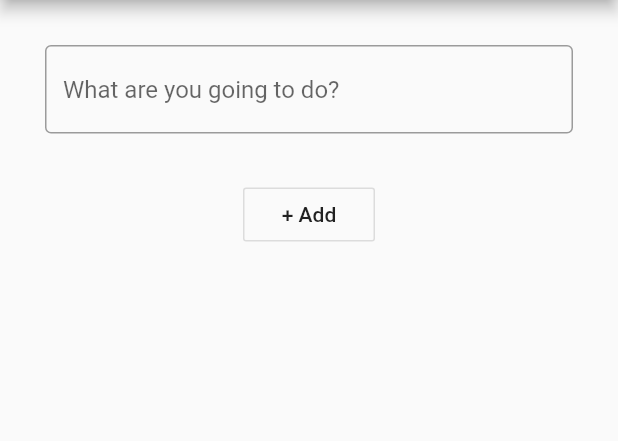
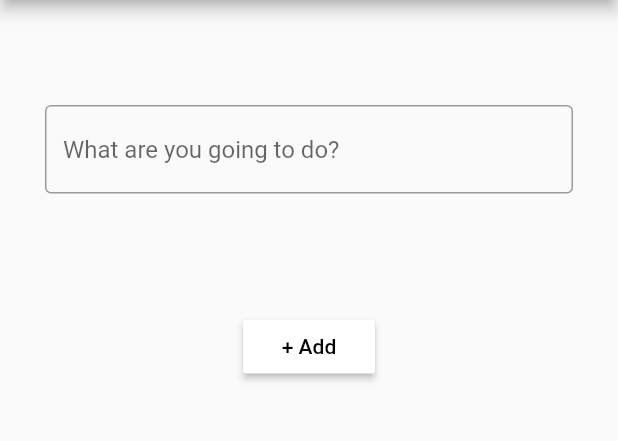
Before and after one commit to gu-tig169/guscekal, a Flutter app: the screen it shows after launch, after a tap on the "add" icon, on a phone screen of 412 x 824 dp, the part 84-525 px from its top. Run offline on Flutter 3.47's test engine with Material 2 defaults, Android fonts, the phone set to English and light mode, and no system bars.

Commit message:
changes made for Steg 2

```diff
--- /dev/null
+++ b/asignment/lib/SecondView.dart
@@ -0,0 +1,78 @@
+import 'package:flutter/material.dart';
+import 'package:provider/provider.dart';
+import 'model.dart';
+
+class SecondView extends StatelessWidget {
+  final TextEditingController textEditingController = TextEditingController();
+
+  @override
+  Widget build(BuildContext context) {
+    return Scaffold(
+      appBar: AppBar(
+        title: Text('TIG169 TO DO'),
+        centerTitle: true,
+        backgroundColor: Colors.grey,
+      ),
+      body: Center(
+        child: Column(
+          mainAxisAlignment: MainAxisAlignment.start,
+          crossAxisAlignment: CrossAxisAlignment.start,
+          children: [
+            _nameLabel(),
+            _nameInputField(),
+            Container(
+              height: 24,
+            ),
+            Container(
+              height: 24,
+            ),
+            _buttonRow(context),
+          ],
+        ),
+      ),
+    );
+  }
+
+  Widget _nameLabel() {
+    return Container(
+      margin: EdgeInsets.only(
+        left: 16,
+        top: 24,
+      ),
+      child: Text(''),
+    );
+  }
+
+//fältet där Todo skrivs in
+  Widget _nameInputField() {
+    return Container(
+      margin: EdgeInsets.all(30),
+      child: TextField(
+        decoration: InputDecoration(
+          border: OutlineInputBorder(),
+          hintText: 'What are you going to do?',
+        ),
+        controller: textEditingController,
+      ),
+    );
+  }
+
+  Widget _buttonRow(BuildContext context) {
+    return Row(
+      mainAxisAlignment: MainAxisAlignment.center,
+      children: [
+        RaisedButton(
+          onPressed: () {
+            Provider.of<MyState>(context, listen: false)
+                .addItem(Item(name: textEditingController.text));
+            Navigator.popAndPushNamed(context, "/");
+          },
+          child: Text('+' + ' ' + 'Add'),
+          color: Colors.white,
+          textColor: Colors.black,
+          highlightColor: Colors.amber,
+        ),
+      ],
+    );
+  }
+}
--- a/asignment/lib/main.dart
+++ b/asignment/lib/main.dart
@@ -1,103 +1,66 @@
 import 'package:flutter/material.dart';
+import 'package:provider/provider.dart';
+import 'listview.dart';
+import 'SecondView.dart';
+import 'package:asignment/model.dart';
 
-void main() => runApp(ListApp());
+void main() {
+  var state = MyState();
+  runApp((ChangeNotifierProvider(
+    create: (context) => state,
+    child: ListApp(),
+  )));
+}
 
 class ListApp extends StatelessWidget {
   @override
   Widget build(BuildContext context) {
     return MaterialApp(
-      home: Home(),
+      home: HomeView(),
     );
   }
 }
 
-class Home extends StatelessWidget {
+class HomeView extends StatefulWidget {
   @override
+  _HomeViewState createState() => _HomeViewState();
+}
+
+class _HomeViewState extends State<HomeView> {
+  final List<String> _filterList = ["All", "Done", "Not Done"];
+  String _filterValue = "All";
+
   Widget build(BuildContext context) {
     return Scaffold(
       appBar: AppBar(
         title: Text('TIG169 TO DO'),
         centerTitle: true,
         backgroundColor: Colors.grey,
-        actions: [
-          IconButton(
-            icon: Icon(
-              Icons.more_vert,
-              color: Colors.white,
-            ),
-            onPressed: () {},
-          )
+        actions: <Widget>[
+          PopupMenuButton<String>(onSelected: (String value) {
+            setState(() {
+              _filterValue = value;
+              print(_filterValue);
+            });
+          }, itemBuilder: (BuildContext context) {
+            return _filterList
+                .map((filter) =>
+                    PopupMenuItem(value: filter, child: Text(filter)))
+                .toList();
+          })
         ],
       ),
-      body: _list(),
+      body: Consumer<MyState>(
+          builder: (context, state, child) =>
+              ItemList(state.filteredList(_filterValue))),
       floatingActionButton: FloatingActionButton(
+        backgroundColor: Colors.grey,
         child: Icon(Icons.add),
         onPressed: () {
           Navigator.push(
-              context, MaterialPageRoute(builder: (context) => AddPage()));
+              context, MaterialPageRoute(builder: (context) => SecondView()));
         },
-        backgroundColor: Colors.grey,
-      ),
-    );
-  }
-
-  Widget _list() {
-    var toDoList = [
-      'Write a book',
-      'Do Homework',
-      'Tidy room',
-      'Watch TV',
-      'Nap',
-      'Shop groceries',
-      'Have fun',
-      'Meditate'
-    ];
-    return ListView(
-      children: toDoList.map((item) => _item(item)).toList(),
-    );
-  }
-
-  Widget _item(text) {
-    return ListTile(
-      leading: Checkbox(
-        value: false,
-        onChanged: null,
-      ),
-      title: Text(text),
-      trailing: IconButton(
-        icon: Icon(Icons.close),
-        onPressed: () {},
       ),
     );
   }
 }
-
-class AddPage extends StatelessWidget {
-  @override
-  Widget build(BuildContext context) {
-    return Scaffold(
-      appBar: AppBar(
-        title: Text('TIG169 TO DO'),
-        centerTitle: true,
-        backgroundColor: Colors.grey,
-      ),
-      body: Column(
-        children: [
-          Container(
-            margin: EdgeInsets.all(30),
-            child: TextField(
-              decoration: InputDecoration(
-                border: OutlineInputBorder(),
-                hintText: 'What are you going to do?',
-              ),
-            ),
-          ),
-          OutlineButton(
-            onPressed: () {},
-            child: Text('+' + ' ' + 'Add'),
-          )
-        ],
-      ),
-    );
-  }
-}
--- /dev/null
+++ b/asignment/lib/model.dart
@@ -0,0 +1,32 @@
+import 'package:flutter/material.dart';
+
+class Item {
+  String name;
+  bool isDone;
+  Item({this.name, this.isDone = false});
+}
+
+class MyState extends ChangeNotifier {
+  List<Item> _list = [];
+  List<Item> get list => _list;
+
+  void addItem(Item item) {
+    _list.add(item);
+    notifyListeners();
+  }
+
+  void removeTodo(Item item) {
+    _list.remove(item);
+    notifyListeners();
+  }
+
+  List<Item> filteredList(String filter) {
+    if (filter == "Done") {
+      return _list.where((item) => item.isDone == true).toList();
+    } else if (filter == "Not Done") {
+      return _list.where((item) => item.isDone == false).toList();
+    }
+
+    return _list;
+  }
+}
--- a/asignment/pubspec.yaml
+++ b/asignment/pubspec.yaml
@@ -25,9 +25,11 @@ dependencies:
     sdk: flutter
 
 
+
   # The following adds the Cupertino Icons font to your application.
   # Use with the CupertinoIcons class for iOS style icons.
   cupertino_icons: ^1.0.0
+  provider: ^4.3.2+2
 
 dev_dependencies:
   flutter_test:
```
Also changed, not shown: asignment/lib/listview.dart (added, +42 -0 lines), asignment/pubspec.lock, 1 other file.
